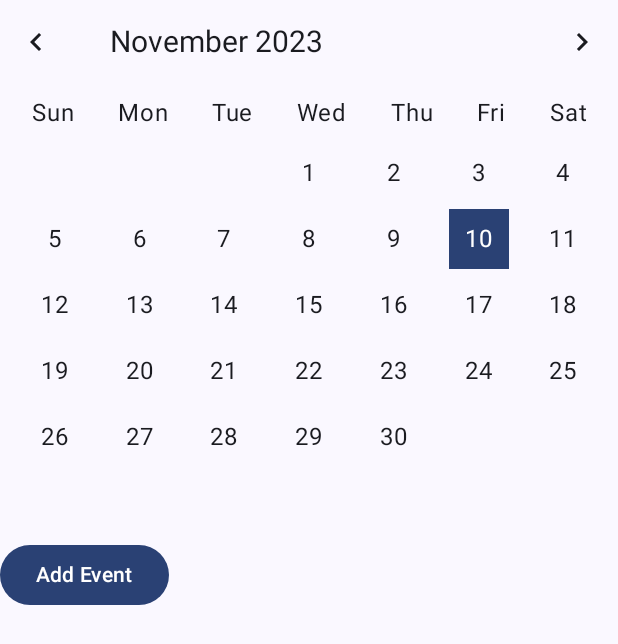
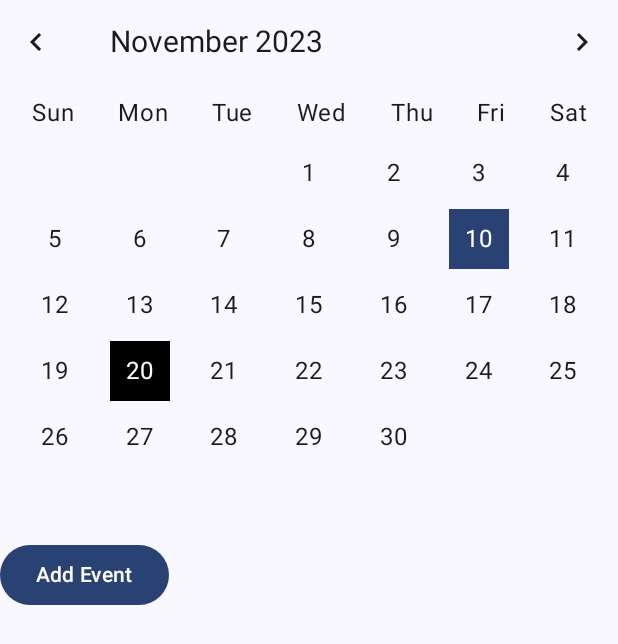
Before and after one commit to Iheuzio/CalendarApp, an Android app built with Jetpack Compose: the screen it shows after launch (MainActivity), after a tap on "10", on a phone screen of 412 x 824 dp. Shown: the top 644 px of the screen. Run offline under Robolectric (Android 15) with nearby library versions, the phone set to English and light mode, and no system bars.

Commit message:
Refactor CalendarView.kt
Highlights the current day as Black, selected day will start at the current day, however selected date will overlay on top first.

```diff
--- a/app/src/main/java/com/example/calendar/presentation/CalendarView.kt
+++ b/app/src/main/java/com/example/calendar/presentation/CalendarView.kt
@@ -168,13 +168,21 @@ fun CalendarGrid(selectedDate: Date, onDateClick: (Calendar) -> Unit) {
 
 @Composable
 fun DayCell(day: Int, isSelected: Boolean, isCurrentMonth: Boolean, cellSize: Dp, onDateClick: (Calendar) -> Unit, cellDate: Calendar) {
+    val today = Calendar.getInstance()
+    val isToday = cellDate.get(Calendar.YEAR) == today.get(Calendar.YEAR) &&
+            cellDate.get(Calendar.MONTH) == today.get(Calendar.MONTH) &&
+            cellDate.get(Calendar.DAY_OF_MONTH) == today.get(Calendar.DAY_OF_MONTH)
+
     Box(
         modifier = Modifier
             .size(cellSize)
             .background(
-                if (isSelected) MaterialTheme.colorScheme.primary
-                else if (isCurrentMonth) Color.Transparent
-                else Color.Gray
+                when {
+                    isSelected -> MaterialTheme.colorScheme.primary
+                    isToday -> Color.Black
+                    isCurrentMonth -> Color.Transparent
+                    else -> Color.Gray
+                }
             )
             .clip(CircleShape)
             .clickable {
@@ -186,7 +194,7 @@ fun DayCell(day: Int, isSelected: Boolean, isCurrentMonth: Boolean, cellSize: Dp
     ) {
         Text(
             text = day.toString(),
-            color = if (isSelected) Color.White else MaterialTheme.colorScheme.onBackground,
+            color = if (isSelected || isToday) Color.White else MaterialTheme.colorScheme.onBackground,
             fontSize = 16.sp
         )
     }
```
